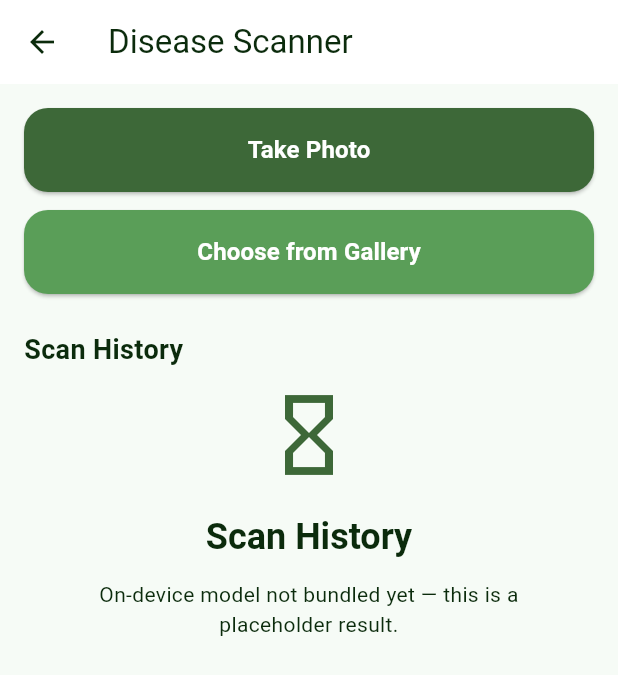
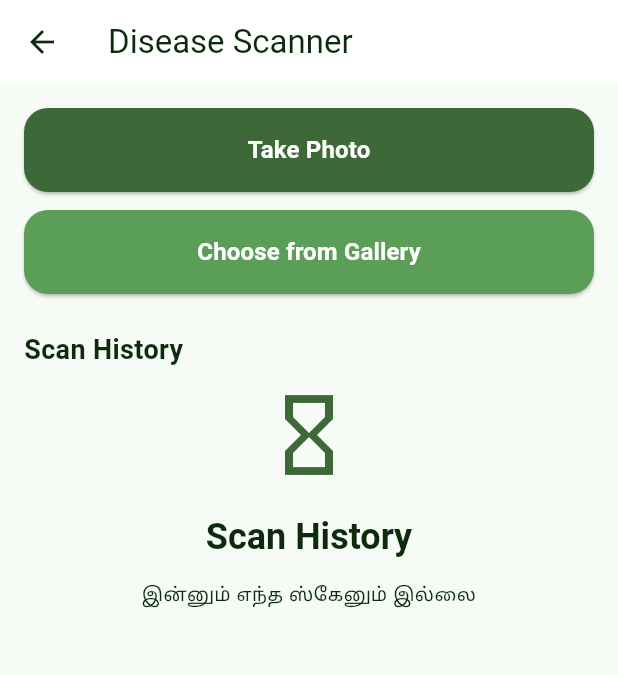
Before and after one commit to RAGHU1221/VIVASAYI, a Flutter app: the DiseaseScannerScreen screen opened by its route, on a phone screen of 412 x 824 dp. Shown: the top 675 px of the screen. Run offline on Flutter 3.47's test engine with Material 3 defaults, Android fonts, the light colour scheme and no system bars; our stand-ins replace dio, fl_chart, flutter_secure_storage, geolocator, go_router, image_picker and 3 more; accounts and stored records are empty; network calls fail.

Commit message:
Add files via upload

```diff
--- a/flutter_app/lib/src/ui/screens/disease_scanner_screen.dart
+++ b/flutter_app/lib/src/ui/screens/disease_scanner_screen.dart
@@ -9,6 +9,7 @@ import '../../services/translations.dart';
 import '../components/empty_state.dart';
 import '../components/primary_button.dart';
 import '../components/skeleton_loader.dart';
+import '../widgets/process_loading_indicator.dart';
 
 class DiseaseScannerScreen extends StatefulWidget {
   const DiseaseScannerScreen({super.key});
@@ -23,7 +24,10 @@ class _DiseaseScannerScreenState extends State<DiseaseScannerScreen> {
 
   bool _isProcessing = false;
   bool _isLoadingHistory = true;
-  String? _statusMessage;
+  File? _previewImage;
+  String? _resultLabel;
+  String? _resultSolution;
+  String? _errorMessage;
   List<Map<String, dynamic>> _history = [];
 
   @override
@@ -47,45 +51,45 @@ class _DiseaseScannerScreenState extends State<DiseaseScannerScreen> {
   }
 
   Future<void> _pickAndScan(ImageSource source) async {
-    final locale = LocaleNotifier.instance.locale?.languageCode ?? 'en';
-    final picked = await _picker.pickImage(source: source, imageQuality: 85);
+    final picked = await _picker.pickImage(
+      source: source,
+      imageQuality: 80,
+      maxWidth: 1024,
+      maxHeight: 1024,
+    );
     if (picked == null) return;
 
     setState(() {
       _isProcessing = true;
-      _statusMessage = null;
+      _errorMessage = null;
+      _resultLabel = null;
+      _resultSolution = null;
+      _previewImage = File(picked.path);
     });
 
     try {
-      final file = File(picked.path);
-      final result = await _scanService.predict(file);
-
-      await _scanService.saveScan(
-        imagePath: picked.path,
-        predictedLabel: result.predictedLabel,
-        confidence: result.confidence,
-        modelVersion: result.modelBundled ? 'v1' : null,
-      );
-
+      final result = await _scanService.analyze(_previewImage!);
       if (!mounted) return;
       setState(() {
-        _statusMessage = result.modelBundled
-            ? (result.predictedLabel ?? '-')
-            : Translations.t(locale, 'disease_scanner.no_model');
+        _resultLabel = result['predicted_label']?.toString();
+        _resultSolution = result['solution_text']?.toString();
       });
       await _loadHistory();
     } catch (_) {
       if (!mounted) return;
-      setState(() => _statusMessage = 'Unable to save scan.');
+      setState(() => _errorMessage = 'பகுப்பாய்வு செய்ய முடியவில்லை. இணைய இணைப்பை சரிபார்த்து மீண்டும் முயற்சிக்கவும்.');
     } finally {
       if (!mounted) return;
       setState(() => _isProcessing = false);
     }
   }
 
+  bool get _isHealthy => (_resultLabel ?? '').contains('ஆரோக்கிய');
+
   @override
   Widget build(BuildContext context) {
     final locale = LocaleNotifier.instance.locale?.languageCode ?? 'en';
+    final primary = Theme.of(context).colorScheme.primary;
 
     return Scaffold(
       backgroundColor: Theme.of(context).colorScheme.background,
@@ -112,14 +116,78 @@ class _DiseaseScannerScreenState extends State<DiseaseScannerScreen> {
                 isPrimary: false,
                 onPressed: _isProcessing ? null : () => _pickAndScan(ImageSource.gallery),
               ),
+
+              if (_previewImage != null) ...[
+                const SizedBox(height: 16),
+                ClipRRect(
+                  borderRadius: BorderRadius.circular(16),
+                  child: Image.file(_previewImage!, height: 200, width: double.infinity, fit: BoxFit.cover),
+                ),
+              ],
+
               if (_isProcessing) ...[
+                const SizedBox(height: 20),
+                const Center(
+                  child: Column(
+                    children: [
+                      ProcessLoadingIndicator(size: 48),
+                      SizedBox(height: 8),
+                      Text('AI பகுப்பாய்வு நடக்கிறது...', style: TextStyle(color: Colors.black54, fontSize: 13)),
+                    ],
+                  ),
+                ),
+              ],
+
+              if (_errorMessage != null) ...[
                 const SizedBox(height: 16),
-                const Center(child: CircularProgressIndicator()),
+                Text(_errorMessage!, style: const TextStyle(color: Colors.red)),
               ],
-              if (_statusMessage != null) ...[
+
+              if (_resultLabel != null) ...[
                 const SizedBox(height: 16),
-                Text(_statusMessage!, style: const TextStyle(fontWeight: FontWeight.w600)),
+                Card(
+                  color: (_isHealthy ? Colors.green : Colors.orange).withOpacity(0.08),
+                  shape: RoundedRectangleBorder(
+                    borderRadius: BorderRadius.circular(16),
+                    side: BorderSide(color: (_isHealthy ? Colors.green : Colors.orange).withOpacity(0.4)),
+                  ),
+                  child: Padding(
+                    padding: const EdgeInsets.all(16),
+                    child: Column(
+                      crossAxisAlignment: CrossAxisAlignment.start,
+                      children: [
+                        Row(
+                          children: [
+                            Icon(
+                              _isHealthy ? Icons.check_circle : Icons.warning_amber_rounded,
+                              color: _isHealthy ? Colors.green : Colors.orange,
+                            ),
+                            const SizedBox(width: 8),
+                            Expanded(
+                              child: Text(
+                                _resultLabel!,
+                                style: const TextStyle(fontSize: 17, fontWeight: FontWeight.bold),
+                              ),
+                            ),
+                          ],
+                        ),
+                        if (_resultSolution != null && _resultSolution!.isNotEmpty) ...[
+                          const Divider(height: 20),
+                          Text('தீர்வு', style: TextStyle(fontSize: 13, fontWeight: FontWeight.w600, color: primary)),
+                          const SizedBox(height: 6),
+                          Text(_resultSolution!, style: const TextStyle(fontSize: 14, height: 1.5)),
+                        ],
+                      ],
+                    ),
+                  ),
+                ),
+                const SizedBox(height: 8),
+                Text(
+                  'குறிப்பு: AI பரிந்துரை மட்டுமே. உறுதியான நோயறிதலுக்கு அருகிலுள்ள வேளாண்மை அலுவலகத்தை அணுகவும்.',
+                  style: TextStyle(fontSize: 11, color: Colors.grey.shade600),
+                ),
               ],
+
               const SizedBox(height: 24),
               Text(Translations.t(locale, 'disease_scanner.history'), style: const TextStyle(fontSize: 18, fontWeight: FontWeight.bold)),
               const SizedBox(height: 12),
@@ -128,16 +196,25 @@ class _DiseaseScannerScreenState extends State<DiseaseScannerScreen> {
               else if (_history.isEmpty)
                 EmptyState(
                   title: Translations.t(locale, 'disease_scanner.history'),
-                  message: Translations.t(locale, 'disease_scanner.no_model'),
+                  message: 'இன்னும் எந்த ஸ்கேனும் இல்லை',
                 )
               else
                 Column(
                   children: _history.map((scan) {
+                    final label = scan['predicted_label']?.toString() ?? '-';
+                    final healthy = label.contains('ஆரோக்கிய');
                     return Card(
                       child: ListTile(
-                        leading: const Icon(Icons.image_search),
-                        title: Text(scan['predicted_label']?.toString() ?? '-'),
-                        subtitle: Text(scan['created_at']?.toString() ?? '-'),
+                        leading: Icon(
+                          healthy ? Icons.check_circle_outline : Icons.image_search,
+                          color: healthy ? Colors.green : Colors.orange,
+                        ),
+                        title: Text(label, style: const TextStyle(fontWeight: FontWeight.w600)),
+                        subtitle: Text(
+                          scan['solution_text']?.toString() ?? scan['created_at']?.toString() ?? '-',
+                          maxLines: 2,
+                          overflow: TextOverflow.ellipsis,
+                        ),
                       ),
                     );
                   }).toList(),
```
